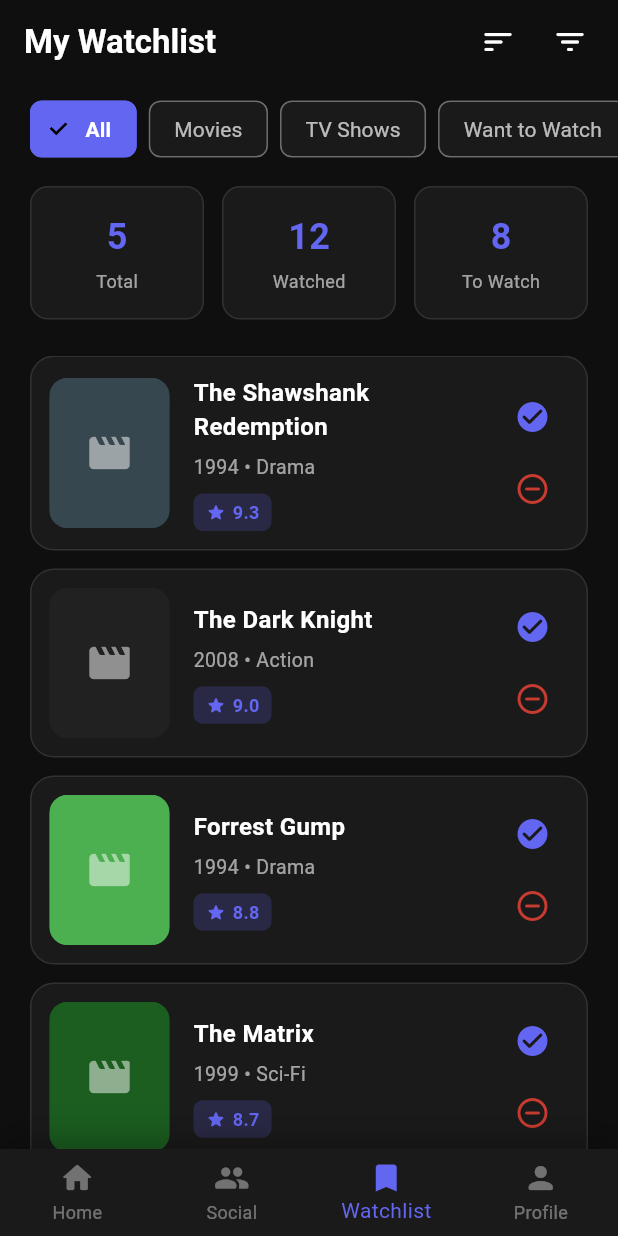
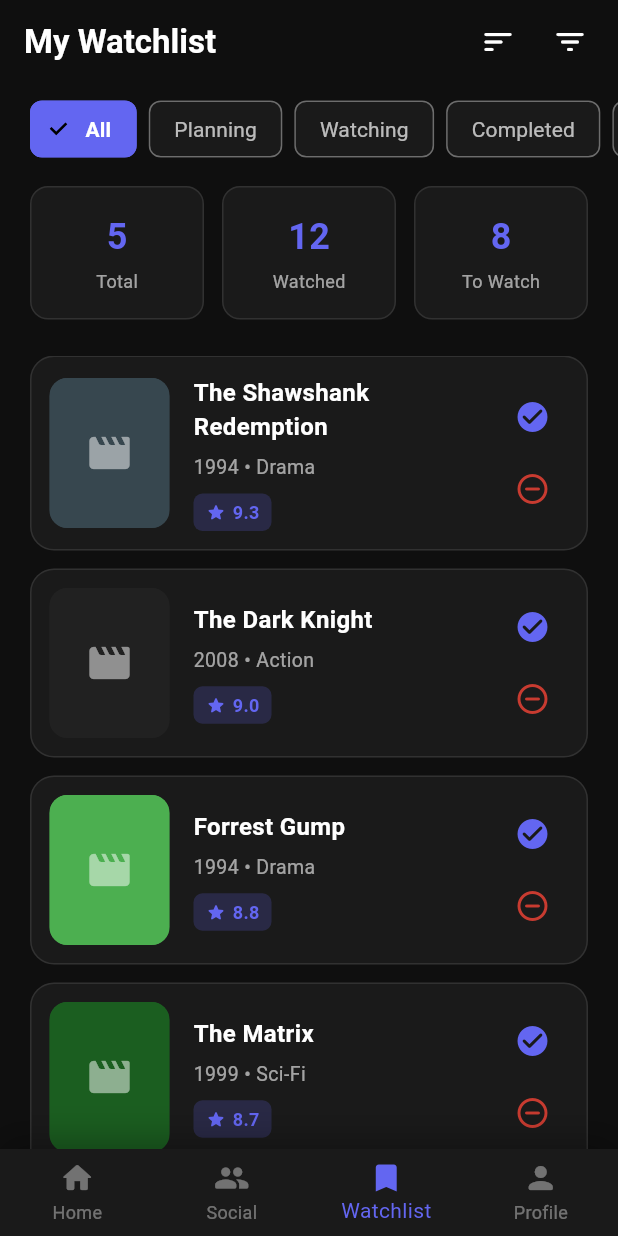
Before and after one commit to shail-712/film_sphere, a Flutter app: the screen it shows after launch, item 3 of the bottom bar chosen, on a phone screen of 412 x 824 dp. Run offline on Flutter 3.47's test engine with Material 3 defaults, Android fonts, the phone set to English and light mode, and no system bars.

Commit message:
modifed watchlist filters

```diff
--- a/lib/main.dart
+++ b/lib/main.dart
@@ -14,7 +14,7 @@ class MovieApp extends StatelessWidget {
   @override
   Widget build(BuildContext context) {
     return MaterialApp(
-      title: 'CineCircle',
+      title: 'FilmSphere',
       theme: ThemeData(
         brightness: Brightness.dark,
         scaffoldBackgroundColor: const Color(0xFF0F0F0F),
--- a/lib/screens/watchlist_screen.dart
+++ b/lib/screens/watchlist_screen.dart
@@ -12,7 +12,7 @@ class WatchlistScreen extends StatefulWidget {
 class _WatchlistScreenState extends State<WatchlistScreen> {
   String _selectedFilter = 'All';
 
-  final List<String> filters = ['All', 'Movies', 'TV Shows', 'Want to Watch'];
+  final List<String> filters = ['All', 'Planning', 'Watching', 'Completed', 'Dropped'];
 
   @override
   Widget build(BuildContext context) {
```
